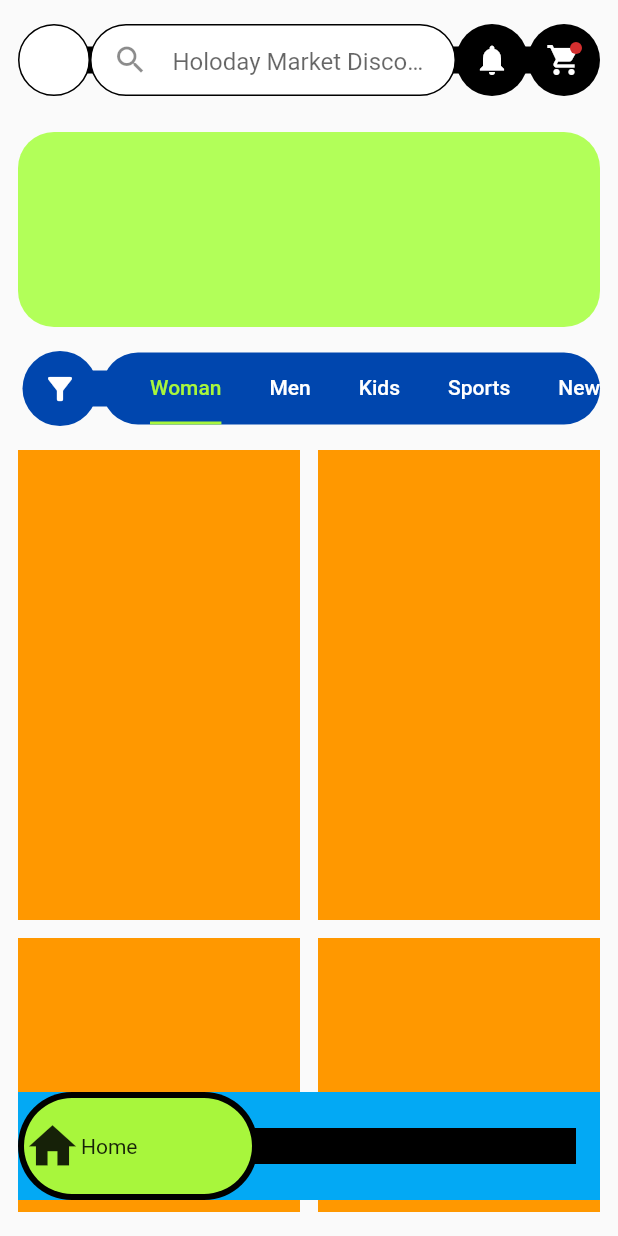
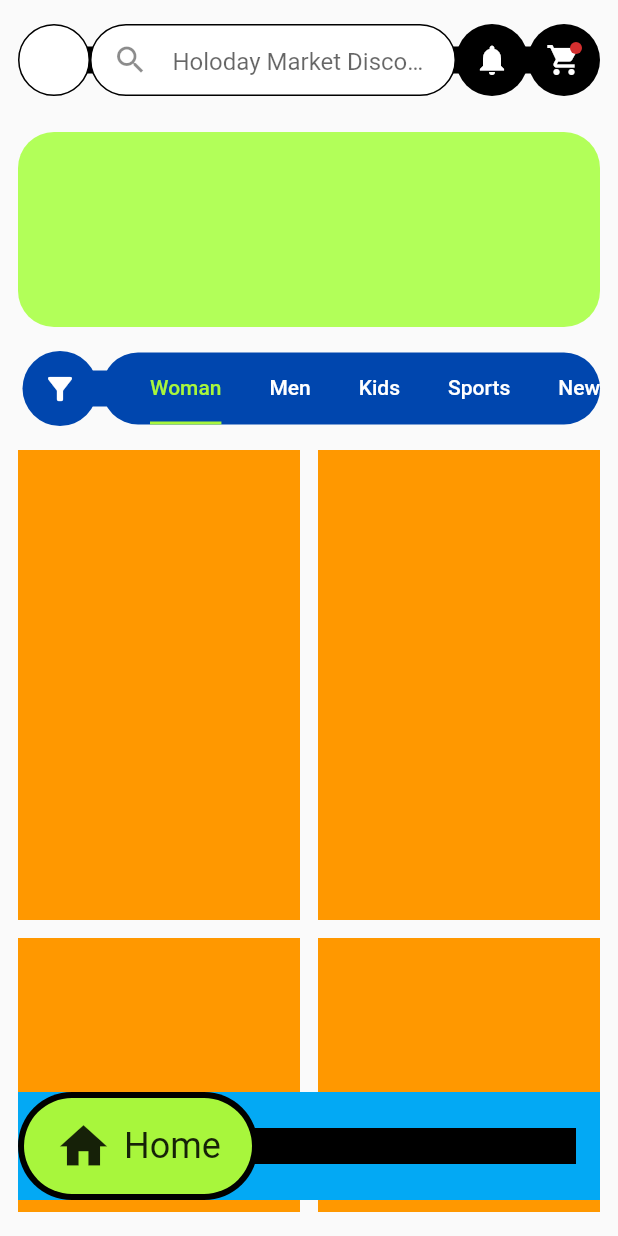
Before and after one commit to JAICHANGPARK/flutter_notebook_chapter_24, a Flutter app: the FashionECommerceMainPage screen opened directly, on a phone screen of 412 x 824 dp. Run offline on Flutter 3.47's test engine with Material 2 defaults, Android fonts, the phone set to English and light mode, and no system bars; our stand-ins replace flutter_riverpod, freezed_annotation, ionicons, percent_indicator; missing offline and left inert: crypto_font_icons; network calls fail.

Commit message:
Update fec_main_page.dart

```diff
--- a/lib/ep1368_fashion_e_commerce_app/view/fec_main_page.dart
+++ b/lib/ep1368_fashion_e_commerce_app/view/fec_main_page.dart
@@ -225,13 +225,20 @@ class _FashionECommerceMainPageState extends State<FashionECommerceMainPage> wit
                               ),
                               child: Center(
                                 child: Row(
+                                  mainAxisAlignment: MainAxisAlignment.center,
                                   children: [
                                     Icon(
                                       Icons.home,
                                       size: 38,
                                     ),
+                                    SizedBox(
+                                      width: 8,
+                                    ),
                                     Text(
                                       "Home",
+                                      style: TextStyle(
+                                        fontSize: 24,
+                                      ),
                                     )
                                   ],
                                 ),
```
